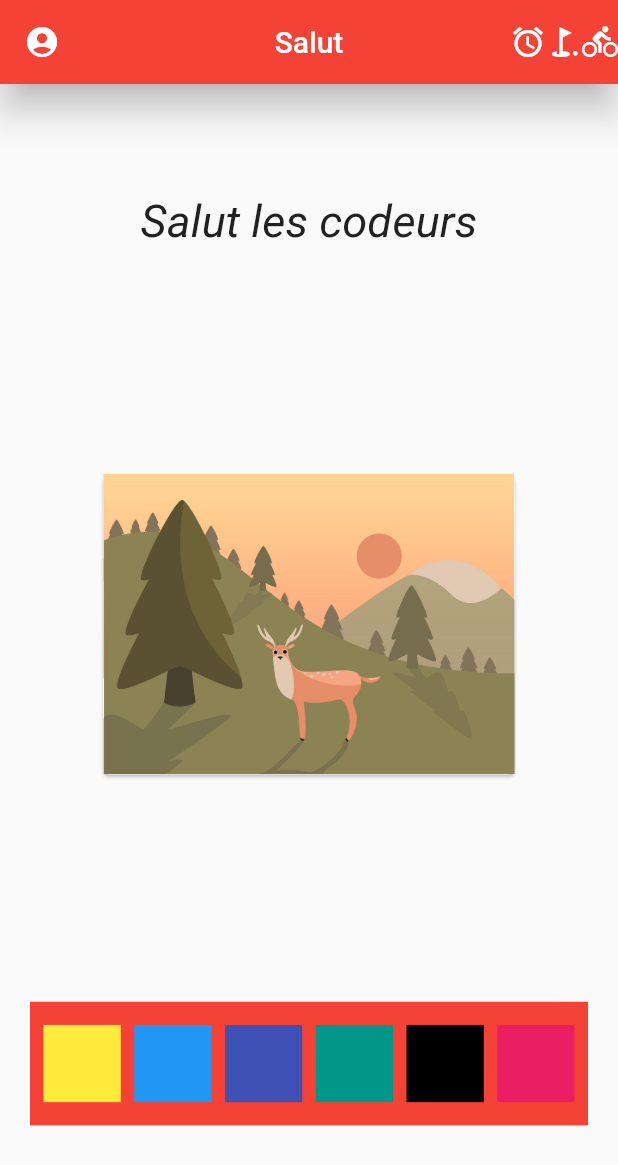
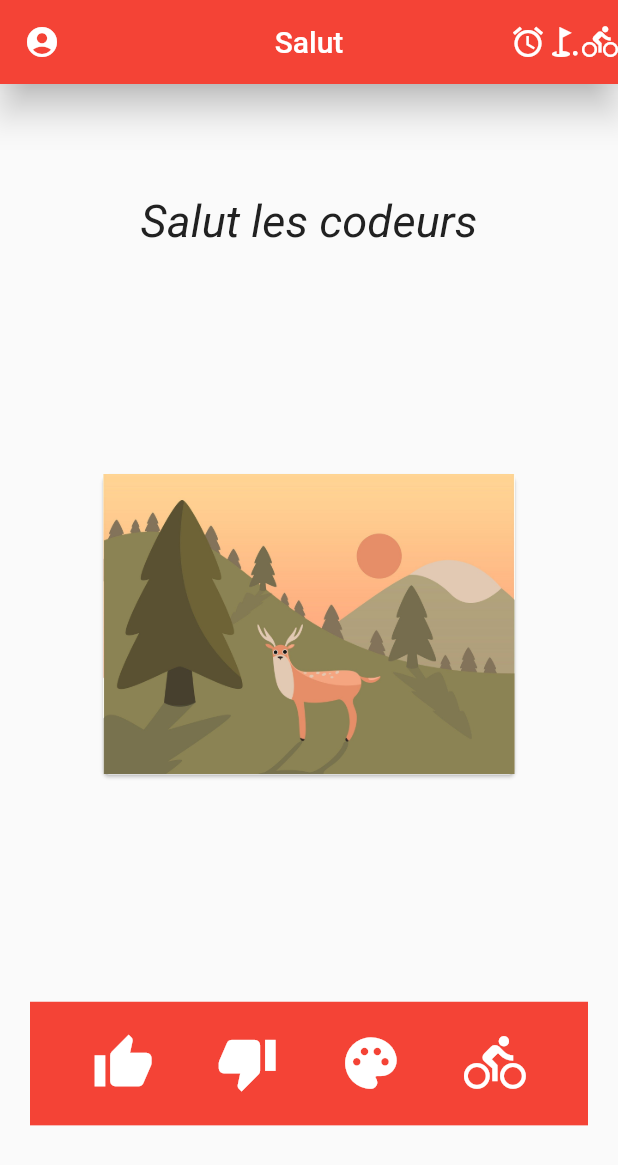
Before and after one commit to Lebeil/flutter_mobile, a Flutter app: the screen it shows after launch, on a phone screen of 412 x 824 dp. Shown: the top 1165 px of the screen. Run offline on Flutter 3.47's test engine with Material 2 defaults, Android fonts, the phone set to English and light mode, and no system bars.

Commit message:
add icon

```diff
--- a/lib/main.dart
+++ b/lib/main.dart
@@ -72,35 +72,21 @@ class _Home extends State<Home> {
               child: Row(
                 mainAxisAlignment: MainAxisAlignment.spaceEvenly,
                 children: <Widget>[
-                  Container(
-                    height: largeur / 8,
-                    width: largeur / 8,
-                    color: Colors.yellow,
+                  Icon(Icons.thumb_up,
+                    color: Colors.white,
+                    size: largeur / 10,
                   ),
-                  Container(
-                    height: largeur / 8,
-                    width: largeur / 8,
-                    color: Colors.blue,
+                  Icon(Icons.thumb_down,
+                    color: Colors.white,
+                    size: largeur / 10,
                   ),
-                  Container(
-                    height: largeur / 8,
-                    width: largeur / 8,
-                    color: Colors.indigo,
+                  Icon(Icons.palette,
+                    color: Colors.white,
+                    size: largeur / 10,
                   ),
-                  Container(
-                    height: largeur / 8,
-                    width: largeur / 8,
-                    color: Colors.teal,
-                  ),
-                  Container(
-                    height: largeur / 8,
-                    width: largeur / 8,
-                    color: Colors.black,
-                  ),
-                  Container(
-                    height: largeur / 8,
-                    width: largeur / 8,
-                    color: Colors.pink,
+                  Icon(Icons.directions_bike,
+                    color: Colors.white,
+                    size: largeur / 10,
                   ),
                 ]
               )
```
